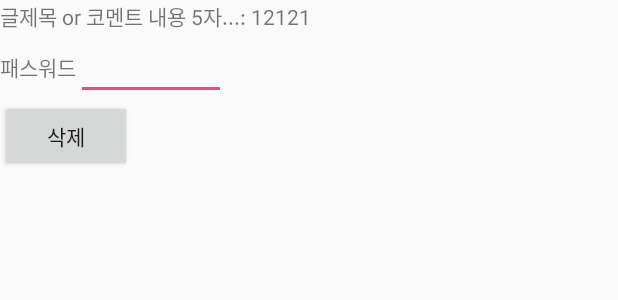
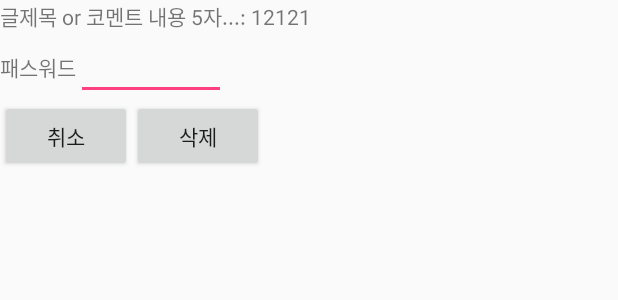
Before and after one commit to SHParks/KPJ, an Android app: the layout activity_delete.xml on its own in the app's theme, with its tools: preview values and no code run, on a phone screen of 412 x 824 dp. Shown: the top 300 px of the screen. Run offline under Robolectric (Android 15) with nearby library versions, the phone set to English and light mode, and no system bars.

Commit message:
웹 추가 - 기타 수정

```diff
--- a/app/src/main/java/kr/co/ac/ezen/kpj/team/Fragment/QnA/Index.java
+++ b/app/src/main/java/kr/co/ac/ezen/kpj/team/Fragment/QnA/Index.java
@@ -52,6 +52,7 @@ public class Index extends Fragment {
 
     }
 
+
     @Override
     public void onResume() {
         super.onResume();
--- a/app/src/main/java/kr/co/ac/ezen/kpj/team/Fragment/QnA/Views.java
+++ b/app/src/main/java/kr/co/ac/ezen/kpj/team/Fragment/QnA/Views.java
@@ -246,6 +246,7 @@ public class Views extends AppCompatActivity {
         intent2.putExtra("id",id);
         intent2.putExtra("content",title);
         startActivityForResult(intent2,1);
+
     }
     @OnClick(R.id.item_edit)
     public void setItem_edit(View view){
@@ -267,8 +268,11 @@ public class Views extends AppCompatActivity {
         super.onActivityResult(requestCode, resultCode, data);
         if (requestCode == 1){
             if (resultCode == RESULT_OK){
+                Log.d("shb","글 삭제 완료");
                 finish();
             }
+
+
 //            else if (resultCode == 1){
 //                Log.d("shb 댓글삭제","완료");
 //                getCmts(id);
--- a/app/src/main/java/kr/co/ac/ezen/kpj/team/Fragment/QnA/Write.java
+++ b/app/src/main/java/kr/co/ac/ezen/kpj/team/Fragment/QnA/Write.java
@@ -118,7 +118,7 @@ public class Write extends AppCompatActivity {
         } else if (content.equals("")) {
             Toast.makeText(this, "내용을 입력 해 주세요.", Toast.LENGTH_SHORT).show();
             return;
-        } else if (writer.equals("")) {
+        } else if (pw.equals("")) {
             Toast.makeText(this, "비밀번호를 입력 해 주세요.", Toast.LENGTH_SHORT).show();
             return;
         }
--- a/app/src/main/res/layout/activity_delete.xml
+++ b/app/src/main/res/layout/activity_delete.xml
@@ -37,11 +37,24 @@
 
     </LinearLayout>
 
-    <Button
-        android:text="삭제"
-        android:id="@+id/del_btn"
+    <LinearLayout
+        android:orientation="horizontal"
         android:layout_width="wrap_content"
-        android:layout_height="wrap_content" />
+        android:layout_height="wrap_content">
+        <Button
+            android:id="@+id/del_cancel"
+            android:text="취소"
+            android:layout_width="wrap_content"
+            android:layout_height="wrap_content" />
+        <Button
+            android:text="삭제"
+            android:id="@+id/del_btn"
+            android:layout_width="wrap_content"
+            android:layout_height="wrap_content" />
+
+    </LinearLayout>
+
+
 
 
 </LinearLayout>
--- a/app/src/main/res/layout/activity_view.xml
+++ b/app/src/main/res/layout/activity_view.xml
@@ -149,6 +149,7 @@
                         android:layout_height="wrap_content" />
                     <EditText
                         android:id="@+id/cmt_pw"
+                        android:inputType="textPassword"
                         android:layout_width="100dp"
                         android:layout_height="wrap_content" />
                 </LinearLayout>
```
Also changed, not shown: app/src/main/java/kr/co/ac/ezen/kpj/team/Fragment/QnA/Delete.java (+9 -2 lines).
